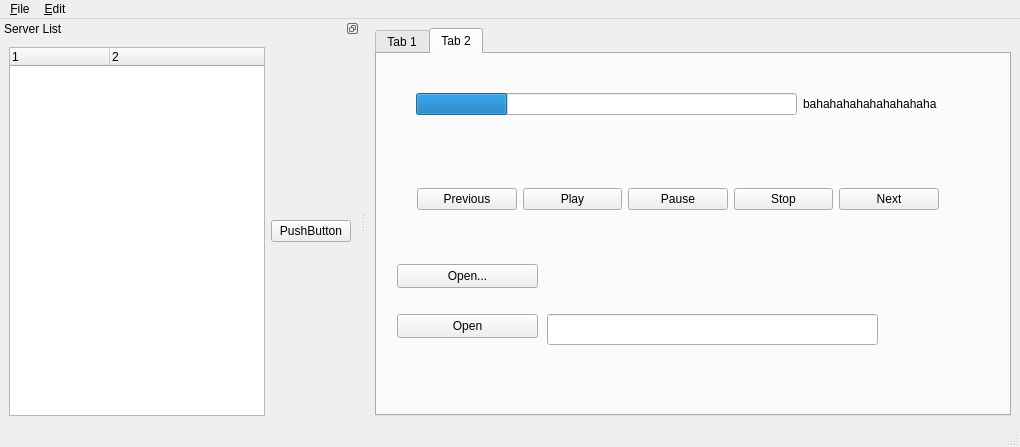
Old version of the form src/qt-client/MainWindow.ui in the repository dgeelen/dmplayer.
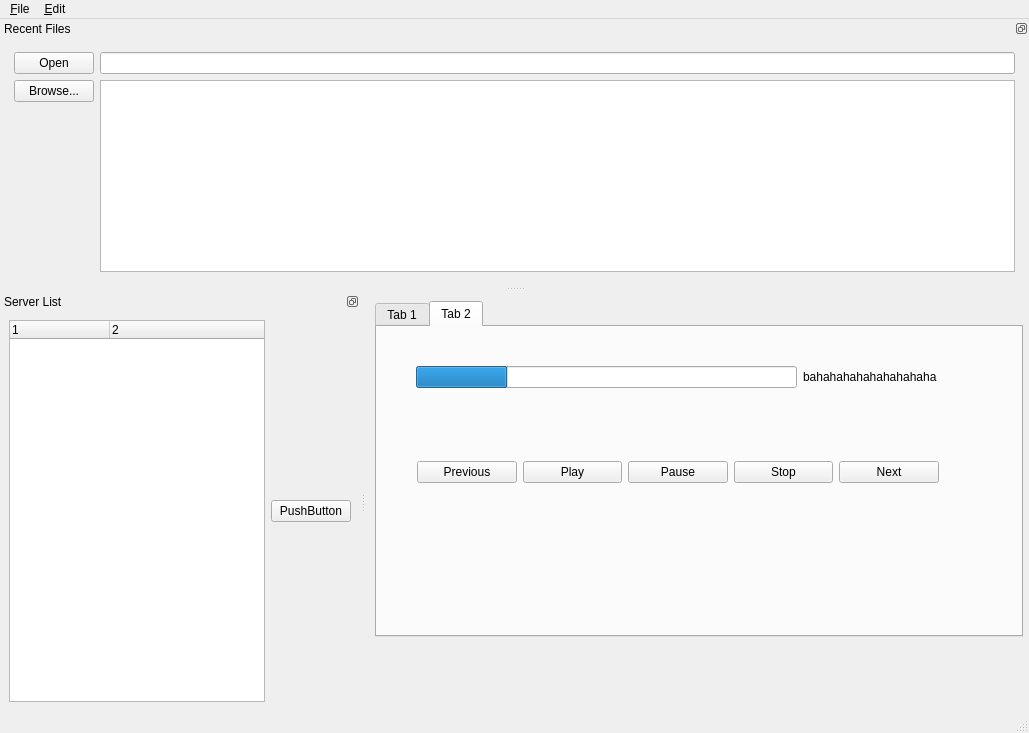
New version of the form. Icons and pictures are not drawn.

Commit message: Implement recent 'files' list in QT gui.

```diff
--- a/src/qt-client/MainWindow.ui
+++ b/src/qt-client/MainWindow.ui
@@ -5,8 +5,8 @@
    <rect>
     <x>0</x>
     <y>0</y>
-    <width>1020</width>
-    <height>447</height>
+    <width>1029</width>
+    <height>733</height>
    </rect>
   </property>
   <property name="windowTitle" >
@@ -19,11 +19,15 @@
    <set>QMainWindow::AllowNestedDocks|QMainWindow::AllowTabbedDocks|QMainWindow::AnimatedDocks|QMainWindow::VerticalTabs</set>
   </property>
   <widget class="QWidget" name="centralwidget" >
-   <layout class="QHBoxLayout" >
-    <item>
-     <layout class="QHBoxLayout" >
-      <item>
        <widget class="QTabWidget" name="tabWidget" >
+    <property name="geometry" >
+     <rect>
+      <x>9</x>
+      <y>9</y>
+      <width>648</width>
+      <height>336</height>
+     </rect>
+    </property>
         <property name="currentIndex" >
          <number>1</number>
         </property>
@@ -107,19 +111,6 @@
            </item>
           </layout>
          </widget>
-         <widget class="QPushButton" name="OpenButton" >
-          <property name="geometry" >
-           <rect>
-            <x>20</x>
-            <y>210</y>
-            <width>141</width>
-            <height>24</height>
-           </rect>
-          </property>
-          <property name="text" >
-           <string>Open...</string>
-          </property>
-         </widget>
          <widget class="QWidget" name="horizontalLayout_2" >
           <property name="geometry" >
            <rect>
@@ -155,45 +146,15 @@
            </item>
           </layout>
          </widget>
-         <widget class="QPushButton" name="OpenEditButton" >
-          <property name="geometry" >
-           <rect>
-            <x>20</x>
-            <y>260</y>
-            <width>141</width>
-            <height>24</height>
-           </rect>
-          </property>
-          <property name="text" >
-           <string>Open</string>
-          </property>
-         </widget>
-         <widget class="QLineEdit" name="lineEdit" >
-          <property name="geometry" >
-           <rect>
-            <x>170</x>
-            <y>260</y>
-            <width>331</width>
-            <height>31</height>
-           </rect>
-          </property>
-         </widget>
-        </widget>
-       </widget>
-      </item>
-      <item>
-       <layout class="QVBoxLayout" />
-      </item>
-     </layout>
-    </item>
-   </layout>
+    </widget>
+   </widget>
   </widget>
   <widget class="QMenuBar" name="menubar" >
    <property name="geometry" >
     <rect>
      <x>0</x>
      <y>0</y>
-     <width>1020</width>
+     <width>1029</width>
      <height>19</height>
     </rect>
    </property>
@@ -261,6 +222,125 @@
     </layout>
    </widget>
   </widget>
+  <widget class="QDockWidget" name="dockFileHistory" >
+   <property name="floating" >
+    <bool>false</bool>
+   </property>
+   <property name="features" >
+    <set>QDockWidget::DockWidgetFloatable|QDockWidget::DockWidgetMovable|QDockWidget::NoDockWidgetFeatures</set>
+   </property>
+   <property name="windowTitle" >
+    <string>Recent Files</string>
+   </property>
+   <attribute name="dockWidgetArea" >
+    <number>4</number>
+   </attribute>
+   <widget class="QWidget" name="dockWidgetContents_2" >
+    <layout class="QGridLayout" >
+     <item row="0" column="2" >
+      <spacer>
+       <property name="orientation" >
+        <enum>Qt::Vertical</enum>
+       </property>
+       <property name="sizeType" >
+        <enum>QSizePolicy::Fixed</enum>
+       </property>
+       <property name="sizeHint" >
+        <size>
+         <width>5</width>
+         <height>5</height>
+        </size>
+       </property>
+      </spacer>
+     </item>
+     <item row="1" column="1" >
+      <widget class="QPushButton" name="OpenEditButton" >
+       <property name="text" >
+        <string>Open</string>
+       </property>
+      </widget>
+     </item>
+     <item row="1" column="2" >
+      <widget class="QLineEdit" name="lineEdit" />
+     </item>
+     <item row="2" column="0" >
+      <spacer>
+       <property name="orientation" >
+        <enum>Qt::Horizontal</enum>
+       </property>
+       <property name="sizeType" >
+        <enum>QSizePolicy::Fixed</enum>
+       </property>
+       <property name="sizeHint" >
+        <size>
+         <width>5</width>
+         <height>5</height>
+        </size>
+       </property>
+      </spacer>
+     </item>
+     <item row="2" column="1" >
+      <layout class="QVBoxLayout" >
+       <item>
+        <widget class="QPushButton" name="OpenButton" >
+         <property name="text" >
+          <string>Browse...</string>
+         </property>
+        </widget>
+       </item>
+       <item>
+        <spacer>
+         <property name="orientation" >
+          <enum>Qt::Vertical</enum>
+         </property>
+         <property name="sizeHint" >
+          <size>
+           <width>20</width>
+           <height>40</height>
+          </size>
+         </property>
+        </spacer>
+       </item>
+      </layout>
+     </item>
+     <item row="2" column="2" >
+      <widget class="QListWidget" name="listRecentFiles" />
+     </item>
+     <item row="2" column="3" >
+      <spacer>
+       <property name="orientation" >
+        <enum>Qt::Horizontal</enum>
+       </property>
+       <property name="sizeType" >
+        <enum>QSizePolicy::Fixed</enum>
+       </property>
+       <property name="sizeHint" >
+        <size>
+         <width>5</width>
+         <height>5</height>
+        </size>
+       </property>
+      </spacer>
+     </item>
+     <item row="3" column="2" >
+      <spacer>
+       <property name="orientation" >
+        <enum>Qt::Vertical</enum>
+       </property>
+       <property name="sizeType" >
+        <enum>QSizePolicy::Fixed</enum>
+       </property>
+       <property name="sizeHint" >
+        <size>
+         <width>5</width>
+         <height>5</height>
+        </size>
+       </property>
+      </spacer>
+     </item>
+    </layout>
+   </widget>
+  </widget>
   <action name="action_Quit" >
    <property name="text" >
     <string>&amp;Quit</string>
```
Left out of the diff: 2 changed lines with no effect on the pictures. Lines whose indentation alone changed are shown as unchanged. The commit also changes 2 other files.
